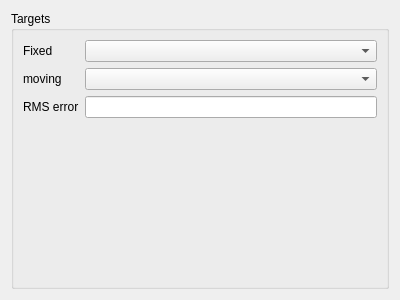
First picture: the form in Code/Gui/MITK/Modules/niftkIGIGui/Common/QmitkRMSErrorWidget.ui, repository NifTK/NifTK, before the edit.
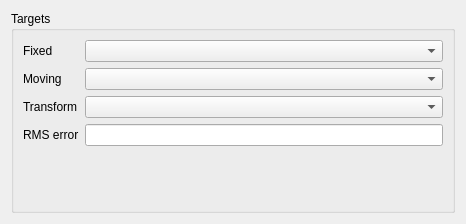
Second picture: the form after the edit. Custom widgets are drawn as their Qt base class.

Commit message: Bug #3009: Implemented RMS widget

```diff
--- a/Code/Gui/MITK/Modules/niftkIGIGui/Common/QmitkRMSErrorWidget.ui
+++ b/Code/Gui/MITK/Modules/niftkIGIGui/Common/QmitkRMSErrorWidget.ui
@@ -6,8 +6,8 @@
    <rect>
     <x>0</x>
     <y>0</y>
-    <width>400</width>
-    <height>300</height>
+    <width>466</width>
+    <height>224</height>
    </rect>
   </property>
   <property name="windowTitle">
@@ -41,7 +41,7 @@
            <string>Select one set of moving fiducials, of same size as target fiducials</string>
           </property>
           <property name="text">
-           <string>moving</string>
+           <string>Moving</string>
           </property>
          </widget>
         </item>
@@ -49,13 +49,23 @@
          <widget class="QmitkDataStorageComboBox" name="m_MovingCombo"/>
         </item>
         <item row="2" column="0">
+         <widget class="QLabel" name="m_TransformLabel">
+          <property name="text">
+           <string>Transform</string>
+          </property>
+         </widget>
+        </item>
+        <item row="2" column="1">
+         <widget class="QmitkDataStorageComboBox" name="m_TransformCombo"/>
+        </item>
+        <item row="3" column="0">
          <widget class="QLabel" name="m_RMSErrorLabel">
           <property name="text">
            <string>RMS error</string>
           </property>
          </widget>
         </item>
-        <item row="2" column="1">
+        <item row="3" column="1">
          <widget class="QLineEdit" name="m_RMSError"/>
         </item>
        </layout>
```
The commit also changes 3 other files.
